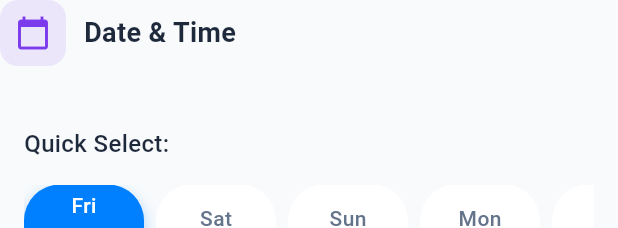
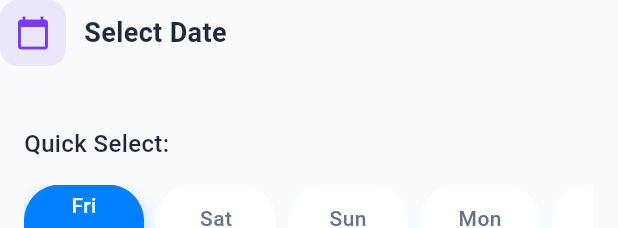
Before and after one commit to Jossyboydgenius/Healthride, a Flutter app: the DateTimeStep widget shown alone on an empty page, opened directly with empty values, on a phone screen of 412 x 824 dp. Shown: the top 228 px of the screen. Run offline on Flutter 3.47's test engine with Material 3 defaults, Android fonts, the phone set to English and light mode, and no system bars; our stand-ins replace google_maps_flutter, image_picker, location; accounts and stored records are empty; Roboto replaces fonts that are missing (SF Pro Display); project files that could hold a hidden picture were left out.

Commit message:
Update DateTimeStep text to improve clarity by changing 'Date & Time' to 'Select Date', enhancing user understanding during the booking process.

```diff
--- a/lib/src/widgets/home/booking_steps/date_time_step.dart
+++ b/lib/src/widgets/home/booking_steps/date_time_step.dart
@@ -46,7 +46,7 @@ class DateTimeStep extends StatelessWidget {
             ),
             const SizedBox(width: 12),
             const Text(
-              'Date & Time',
+              'Select Date',
               style: TextStyle(
                 fontSize: 18,
                 fontWeight: FontWeight.bold,
```
